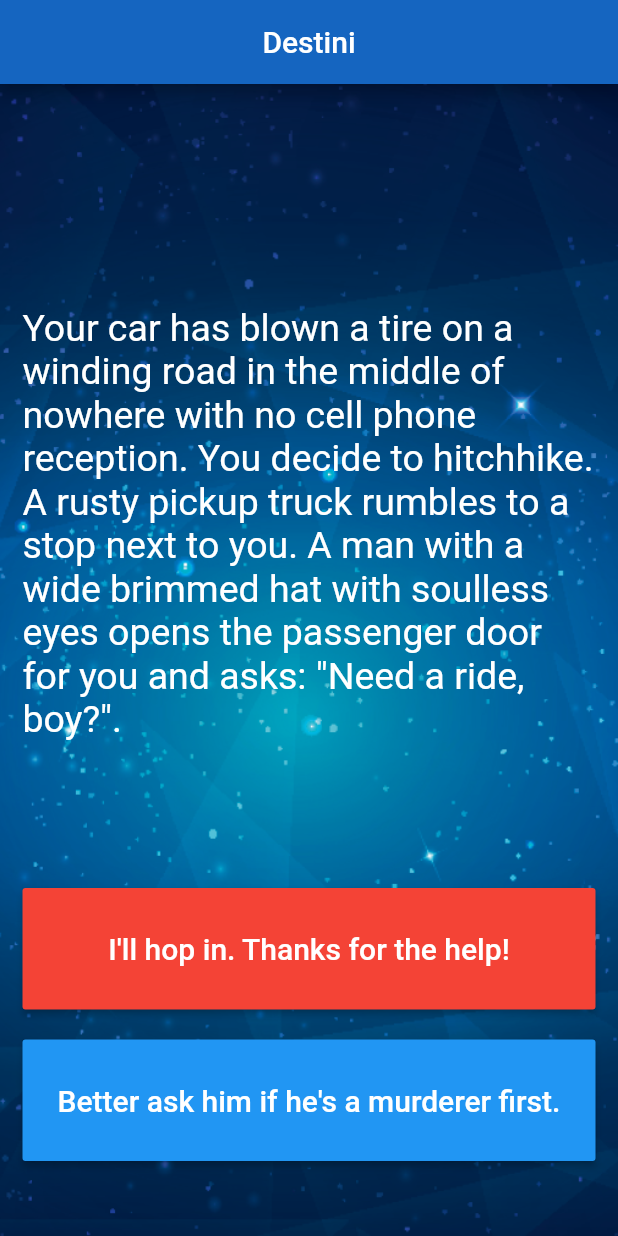
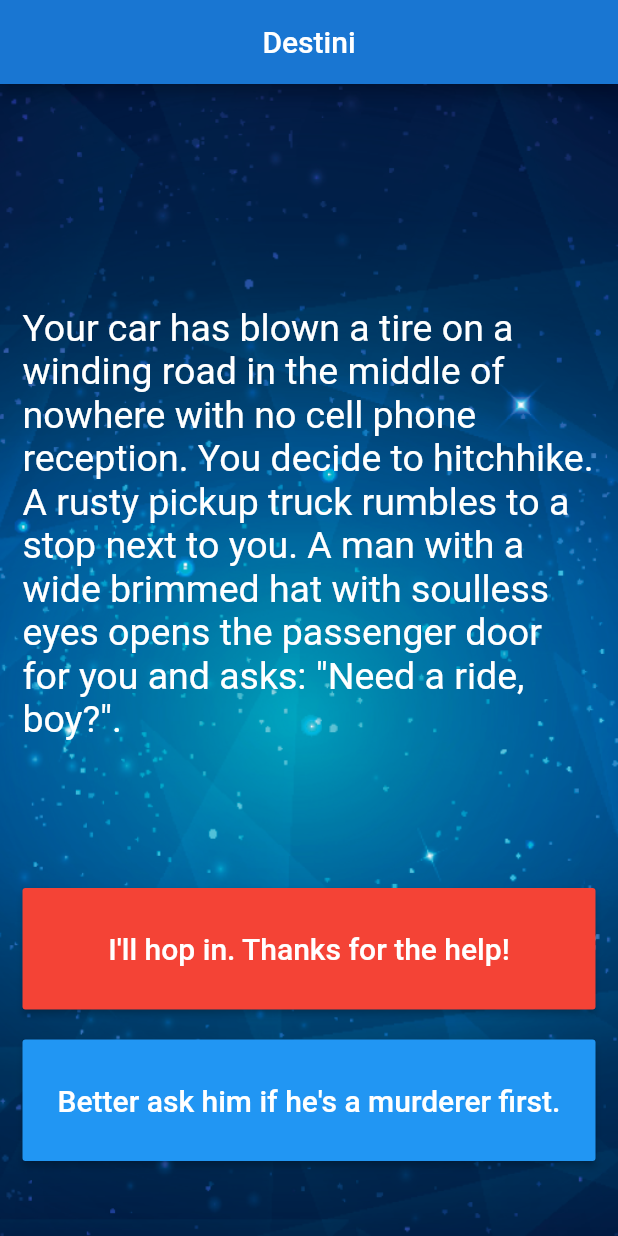
Before and after one commit to manvendrasingh09/Codes, a Flutter app: the screen it shows after launch, on a phone screen of 412 x 824 dp. Run offline on Flutter 3.47's test engine with Material 2 defaults, Android fonts, the phone set to English and light mode, and no system bars; our stand-ins replace audioplayers, rflutter_alert.

Commit message:
using Android Studio

```diff
--- a/AppDev/destini/lib/main.dart
+++ b/AppDev/destini/lib/main.dart
@@ -32,7 +32,7 @@ class _StoryPageState extends State<StoryPage> {
         title: const Center(
           child: Text('Destini'),
         ),
-        backgroundColor: Colors.blue[800],
+        backgroundColor: Colors.blue[700],
       ),
       body: Container(
         decoration: const BoxDecoration(
```
